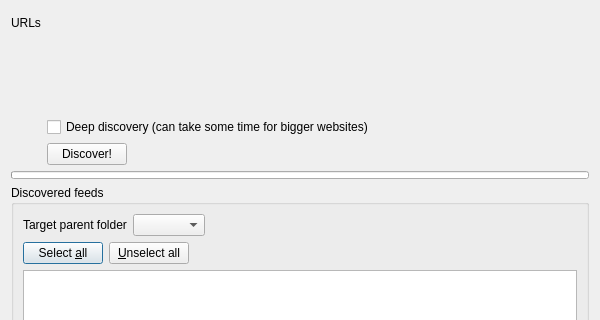
Before: the Qt Designer form src/librssguard-standard/src/gui/formdiscoverfeeds.ui in martinrotter/rssguard, drawn with Qt 5; both pictures show x 0 to 600 and y 0 to 320 of the 600 by 500 pixel window.
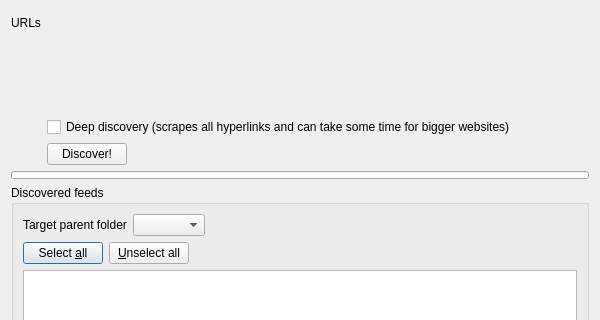
After: the same form once the commit is applied. Custom widgets are drawn as their Qt base class.

The edit to the form file:
```diff
--- a/src/librssguard-standard/src/gui/formdiscoverfeeds.ui
+++ b/src/librssguard-standard/src/gui/formdiscoverfeeds.ui
@@ -230,7 +230,7 @@
    <item row="1" column="1">
     <widget class="QCheckBox" name="m_cbDiscoverRecursive">
      <property name="text">
-      <string>Deep discovery (can take some time for bigger websites)</string>
+      <string>Deep discovery (scrapes all hyperlinks and can take some time for bigger websites)</string>
      </property>
     </widget>
    </item>
```
